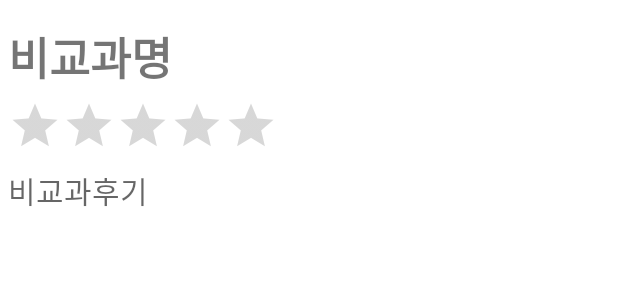
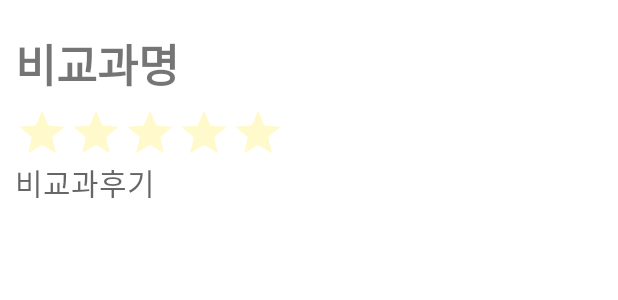
Before and after one commit to Hansung-HanB/Han.B, an Android app: the layout list_layout_normal.xml on its own in the app's theme, with its tools: preview values and no code run, on a phone screen of 412 x 824 dp. Shown: the top 300 px of the screen. Run offline under Robolectric (Android 15) with nearby library versions, the phone set to English and light mode, and no system bars; network calls fail.

Commit message:
21.06.05 update PostscriptData에서 Json파일 add 기능 RecyclerView(list_layout_normal.xml) Layout edit

```diff
--- a/app/src/main/AndroidManifest.xml
+++ b/app/src/main/AndroidManifest.xml
@@ -7,6 +7,7 @@
     </uses-permission>
 
     <application
+        android:name=".MyApplication"
         android:usesCleartextTraffic="true"
         android:allowBackup="true"
         android:icon="@mipmap/ic_launcher_check"
--- a/app/src/main/java/com/example/hanb/LoginActivity.java
+++ b/app/src/main/java/com/example/hanb/LoginActivity.java
@@ -62,7 +62,6 @@ public class LoginActivity extends AppCompatActivity {
                     public void onResponse(String response) {
                         try {
                             // TODO : 인코딩 문제때문에 한글 DB인 경우 로그인 불가
-                            System.out.println("hongchul" + response);
                             JSONObject jsonObject = new JSONObject(response);
                             boolean success = jsonObject.getBoolean("success");
                             if (success) { // 로그인에 성공한 경우
--- a/app/src/main/res/layout/list_layout_normal.xml
+++ b/app/src/main/res/layout/list_layout_normal.xml
@@ -1,14 +1,14 @@
 <LinearLayout xmlns:android="http://schemas.android.com/apk/res/android"
     xmlns:tools="http://schemas.android.com/tools"
     android:layout_width="match_parent"
-    android:layout_height="wrap_content">
+    android:layout_height="wrap_content"
+    android:padding="10dp">
 
     <LinearLayout
         android:layout_width="match_parent"
         android:layout_height="wrap_content"
         android:layout_weight="7"
-        android:orientation="vertical"
-        android:padding="5dp">
+        android:orientation="vertical">
 
         <TextView
             android:paddingTop="10dp"
@@ -20,49 +20,35 @@
             android:textSize="30sp"
             android:textStyle="bold" />
 
-        <TableLayout
-            android:layout_width="match_parent"
-            android:layout_height="match_parent"
-            android:stretchColumns="1,2">
-
-            <TableRow
-                android:layout_width="match_parent"
-                android:layout_height="wrap_content">
-
                 <RatingBar
                     android:layout_column="1"
                     android:id="@+id/ratingBar_postscript_item"
                     style="@style/Widget.AppCompat.RatingBar.Indicator"
                     android:layout_gravity="left"
-                    android:layout_width="match_parent"
+                    android:layout_width="180dp"
                     android:layout_height="wrap_content"
                     android:isIndicator="true"
                     android:max="5"
                     android:numStars="5"
                     android:rating="0"
-                    android:stepSize="0.5" />
-            </TableRow>
+                    android:stepSize="0.5"
+                    android:progressTint="@color/yellow"
+                    android:progressBackgroundTint="@color/yellow"
+                    android:secondaryProgressTint="@color/yellow"
+                    />
 
-            <TableRow
-                android:layout_width="match_parent"
-                android:layout_height="match_parent"
-                android:layout_weight="3">
 
                 <TextView
+                    android:id="@+id/postscript_postscipt_item"
+                    android:layout_width="match_parent"
+                    android:layout_height="match_parent"
                     android:layout_column="1"
                     android:layout_gravity="left"
-                    android:id="@+id/postscript_postscipt_item"
-                    android:layout_width="wrap_content"
-                    android:layout_height="wrap_content"
                     android:hint="비교과후기"
-                    android:paddingTop="10dp"
-                    android:paddingRight="10dp"
-                    android:paddingBottom="20dp"
-                    android:textSize="20sp" />
 
+                    android:textSize="20sp"
+                    />
 
-            </TableRow>
-        </TableLayout>
     </LinearLayout>
 
 </LinearLayout>
--- a/app/src/main/res/values/colors.xml
+++ b/app/src/main/res/values/colors.xml
@@ -8,4 +8,5 @@
     <color name="black">#FF000000</color>
     <color name="white">#FFFFFFFF</color>
     <color name="hanb_themes">#3498DB</color>
+    <color name="yellow">#FFEB3B</color>
 </resources>
```
Also changed, not shown: app/src/main/java/com/example/hanb/MyApplication.java (added, +18 -0 lines), app/src/main/java/com/example/hanb/PostscriptAdapter.java (+3 -5 lines), app/src/main/java/com/example/hanb/PostscriptData.java (+71 -7 lines), app/src/main/java/com/example/hanb/PostscriptFragment.java (+10 -11 lines), app/src/main/res/layout/fragment_postscript.xml (+6 -4 lines).
